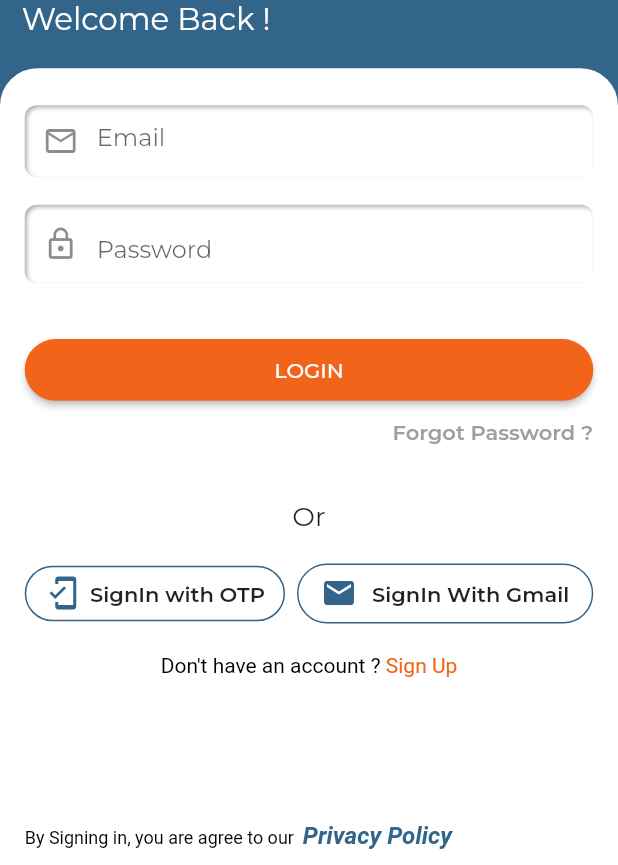
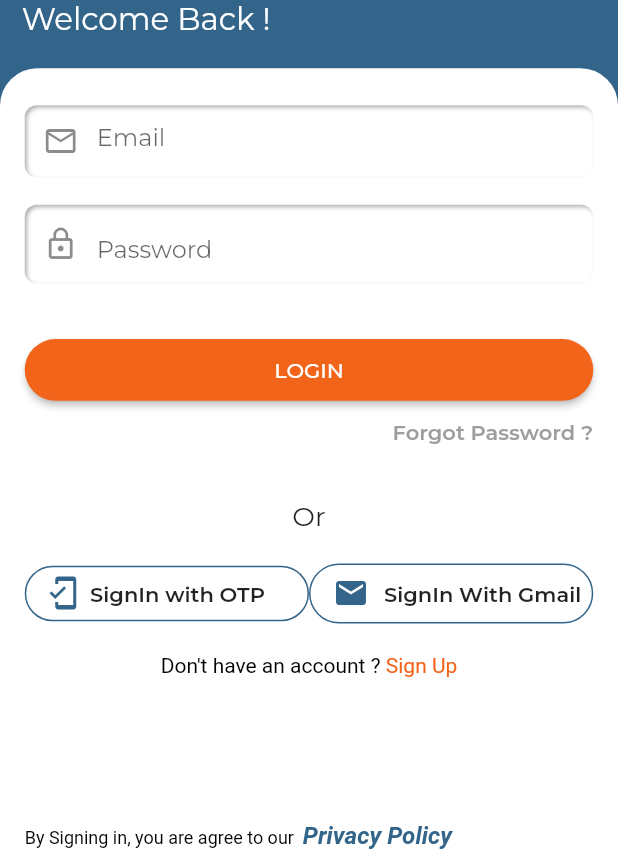
Before and after one commit to HareeshGitDev/RMS-User, a Flutter app: the LoginPage screen opened directly with empty values, on a phone screen of 412 x 824 dp, the part 371-1236 px from its top. Run offline on Flutter 3.47's test engine with Material 2 defaults, Android fonts, the phone set to English and light mode, and no system bars; drawn by our look-alikes of animated_text_kit, flutter_neumorphic; our stand-ins replace cached_network_image, camera, carousel_slider, cloud_firestore, connectivity_plus, curved_navigation_bar and 25 more; missing offline and left inert: razorpay_flutter; accounts and stored records are empty.

Commit message:
issues fixes

```diff
--- a/lib/login_module/view/login_page.dart
+++ b/lib/login_module/view/login_page.dart
@@ -376,7 +376,8 @@ class _LoginPageState extends State<LoginPage> {
                                         ? MainAxisAlignment.spaceBetween
                                         : MainAxisAlignment.center,
                                     children: [
-                                      GestureDetector(
+                                      Expanded(
+                                        child: GestureDetector(
                                           onTap: () => _showBottomSheet(context),
                                           child: Container(
                                             height: _mainHeight * 0.045,
@@ -408,7 +409,9 @@ class _LoginPageState extends State<LoginPage> {
                                             ),
                                           ),
                                         ),
-                                      Visibility(
+                                      ),
+                                      Expanded(
+                                        child: Visibility(
                                           visible: Platform.isAndroid,
                                           child: GestureDetector(
                                             onTap: () async {
@@ -518,6 +521,7 @@ class _LoginPageState extends State<LoginPage> {
                                                             FontWeight.w600),
                                                   ),
                                                 ],
+                                              ),
                                             ),
                                           ),
                                         ),
```
Also changed, not shown: lib/my_stays/view/mystay_listing_page.dart (+13 -7 lines). Lines whose indentation alone changed are shown as unchanged.
